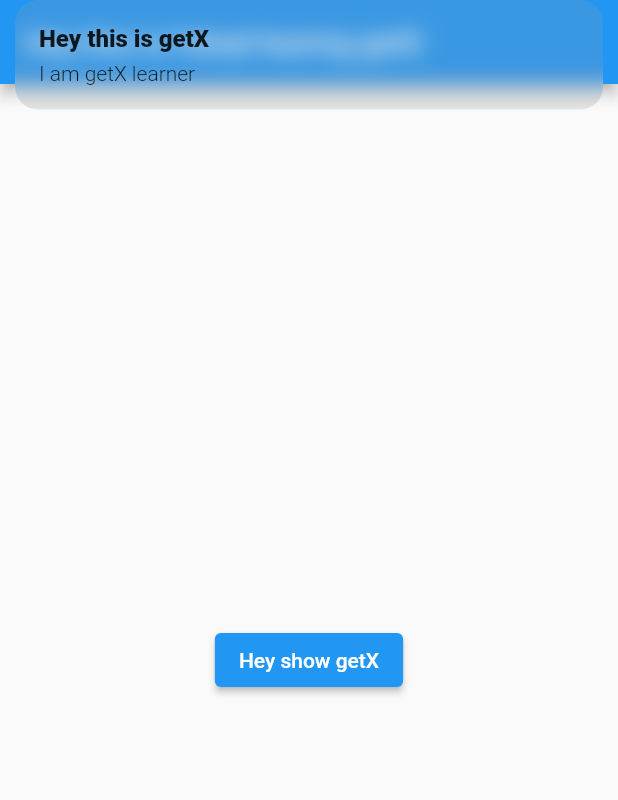
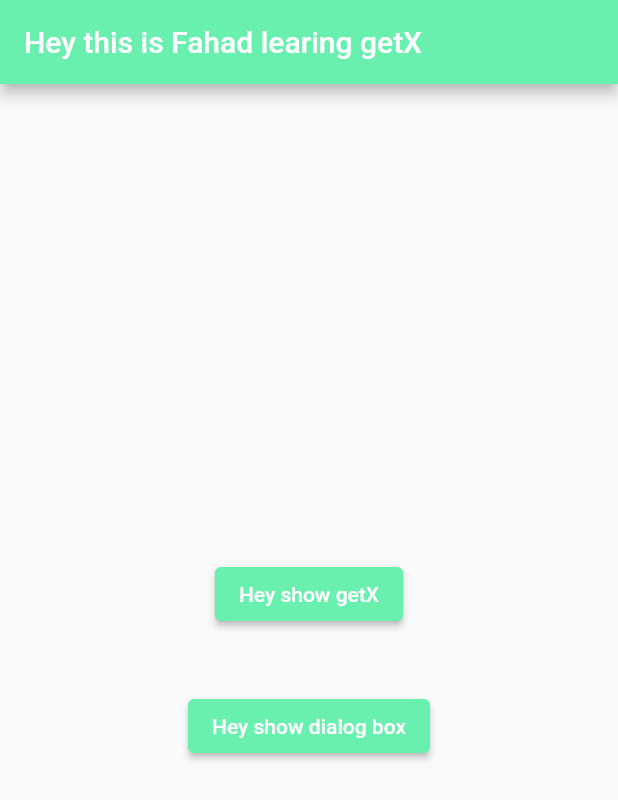
Before and after one commit to FahadKhan007/getX-FLutter, a Flutter app: the screen it shows after launch, after a tap on "Hey show getX", on a phone screen of 412 x 824 dp. Shown: the top 800 px of the screen. Run offline on Flutter 3.47's test engine with Material 2 defaults, Android fonts, the phone set to English and light mode, and no system bars; our stand-ins replace get.

Commit message:
Show Dialog on press and bottom to top snackbar

```diff
--- a/lib/main.dart
+++ b/lib/main.dart
@@ -15,6 +15,7 @@ class MyApp extends StatelessWidget {
       title: "Learn getX",
       home: Scaffold(
         appBar: AppBar(
+          backgroundColor: Colors.greenAccent,
           title: const Text("Hey this is Fahad learing getX"),
         ),
         body: Center(
@@ -23,10 +24,50 @@ class MyApp extends StatelessWidget {
             crossAxisAlignment: CrossAxisAlignment.center,
             children: [
               ElevatedButton(
+                style: ButtonStyle(
+                  backgroundColor:
+                      MaterialStateProperty.all(Colors.greenAccent),
+                ),
                 onPressed: () {
-                  Get.snackbar("Hey this is getX", "I am getX learner");
+                  Get.snackbar(
+                    "Hey this is getX",
+                    "I am getX learner",
+                    colorText: Colors.greenAccent,
+                    backgroundColor: Colors.blueGrey,
+                    snackPosition: SnackPosition.BOTTOM,
+                    dismissDirection: DismissDirection.vertical,
+                    duration: const Duration(
+                      seconds: 1,
+                    ),
+                  );
                 },
                 child: const Text("Hey show getX"),
+              ),
+              SizedBox(
+                height: 40,
+              ),
+              ElevatedButton(
+                style: ButtonStyle(
+                  backgroundColor:
+                      MaterialStateProperty.all(Colors.greenAccent),
+                ),
+                onPressed: () {
+                  Get.defaultDialog(
+                    title: "Hey we are learning getX",
+                    titleStyle: const TextStyle(
+                      fontSize: 16,
+                      color: Colors.white,
+                    ),
+                    middleText: "Hey this is middle property",
+                    middleTextStyle: const TextStyle(
+                      fontSize: 14,
+                      color: Colors.white,
+                    ),
+                    backgroundColor: Colors.greenAccent,
+                    radius: 70,
+                  );
+                },
+                child: const Text("Hey show dialog box"),
               ),
             ],
           ),
```
